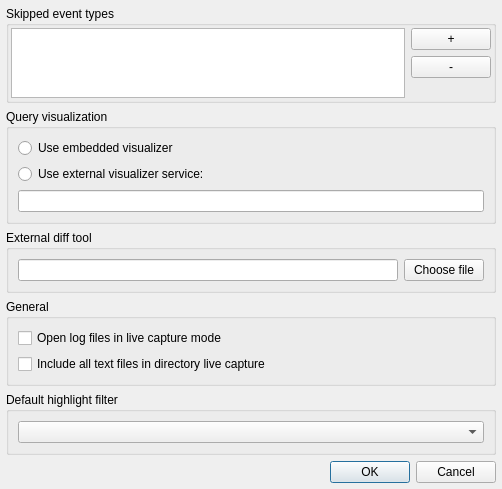
This is src/optionsdlg.ui in tableau/tableau-log-viewer as Qt 5 draws it before an edit. The edited form follows.
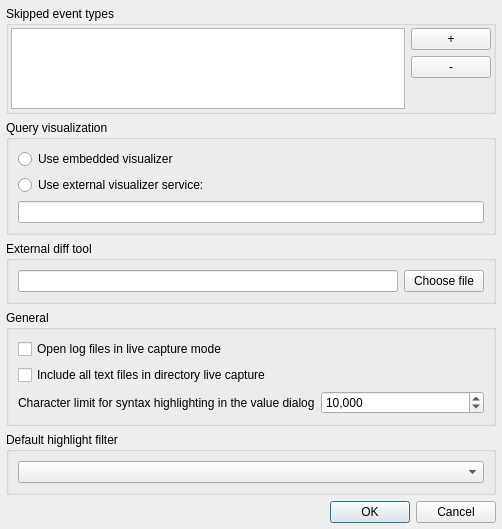
This is the edited form.

Commit message:
Option to set text size limit for syntax highlighting in value dialog
While syntax highlighting (coloring) in value dialog is very useful, it
can be slow on large text.
"Accidentally" opening a 350K long qp-batch-summary event could cause a
more than 1 minute wait/hang.
Worse, users have no idea how big the event is before opening it.
Now add an option to set the text size limit for syntax highlighting,
and default it to 15,000. So one could adjust it based on the computing
power and one's patience.

```diff
--- a/src/optionsdlg.ui
+++ b/src/optionsdlg.ui
@@ -7,7 +7,7 @@
     <x>0</x>
     <y>0</y>
     <width>502</width>
-    <height>486</height>
+    <height>529</height>
    </rect>
   </property>
   <property name="windowTitle">
@@ -199,6 +199,36 @@
           </property>
          </widget>
         </item>
+        <item>
+         <layout class="QFormLayout" name="formLayout">
+          <item row="0" column="0">
+           <widget class="QLabel" name="syntaxHighlightLimitLabel">
+            <property name="text">
+             <string>Character limit for syntax highlighting in the value dialog</string>
+            </property>
+           </widget>
+          </item>
+          <item row="0" column="1">
+           <widget class="QSpinBox" name="syntaxHighlightLimitSpinBox">
+            <property name="toolTip">
+             <string>Set a smaller character limit for syntax highlighting, if it takes too long to open an event in value dialog.</string>
+            </property>
+            <property name="showGroupSeparator" stdset="0">
+             <bool>true</bool>
+            </property>
+            <property name="maximum">
+             <number>1000000</number>
+            </property>
+            <property name="singleStep">
+             <number>100</number>
+            </property>
+            <property name="value">
+             <number>10000</number>
+            </property>
+           </widget>
+          </item>
+         </layout>
+        </item>
        </layout>
       </widget>
      </item>
```
The commit also changes 4 other files.
